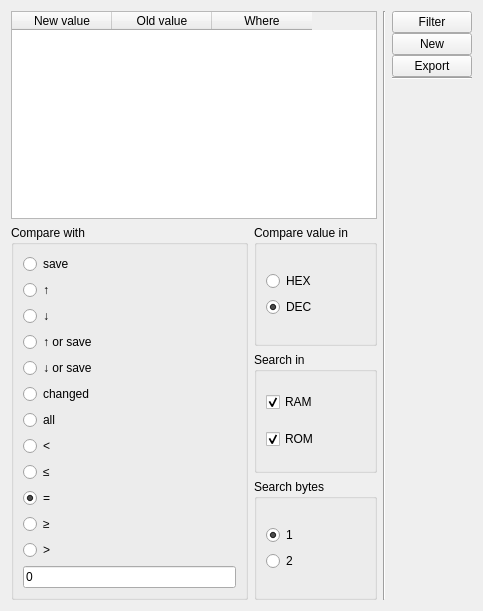
Before: the Qt Designer form uis/cheating/search_cheat.ui in NADNES-TEAM/NADNES, drawn with Qt 5.
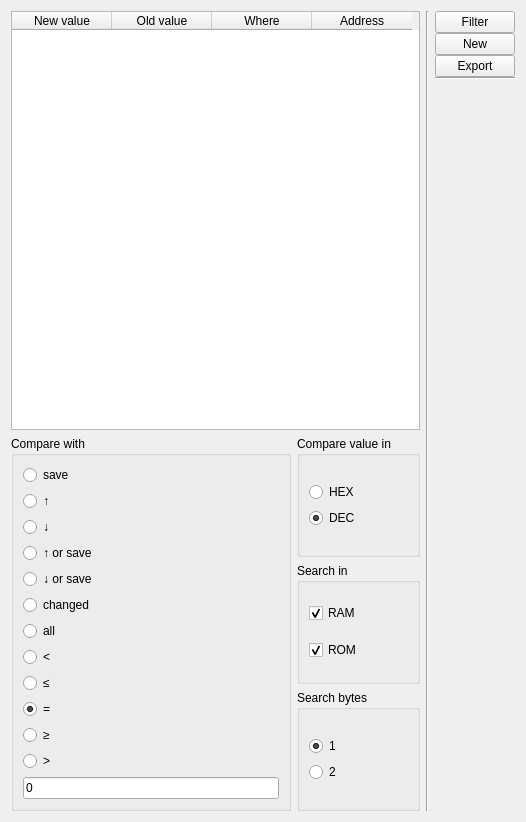
After: the same form once the commit is applied.

Patch:
```diff
--- a/uis/cheating/search_cheat.ui
+++ b/uis/cheating/search_cheat.ui
@@ -6,8 +6,8 @@
    <rect>
     <x>0</x>
     <y>0</y>
-    <width>483</width>
-    <height>611</height>
+    <width>526</width>
+    <height>822</height>
    </rect>
   </property>
   <property name="sizePolicy">
@@ -41,6 +41,11 @@
            <string>Where</string>
           </property>
          </column>
+         <column>
+          <property name="text">
+           <string>Address</string>
+          </property>
+         </column>
         </widget>
        </item>
        <item>
```
